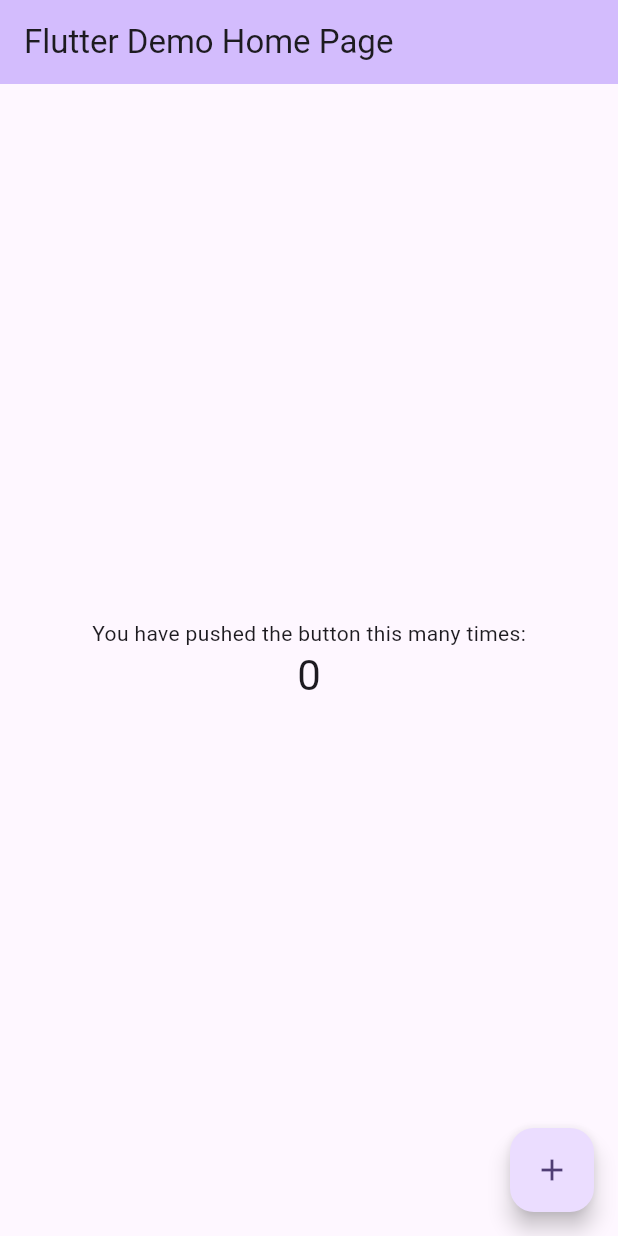
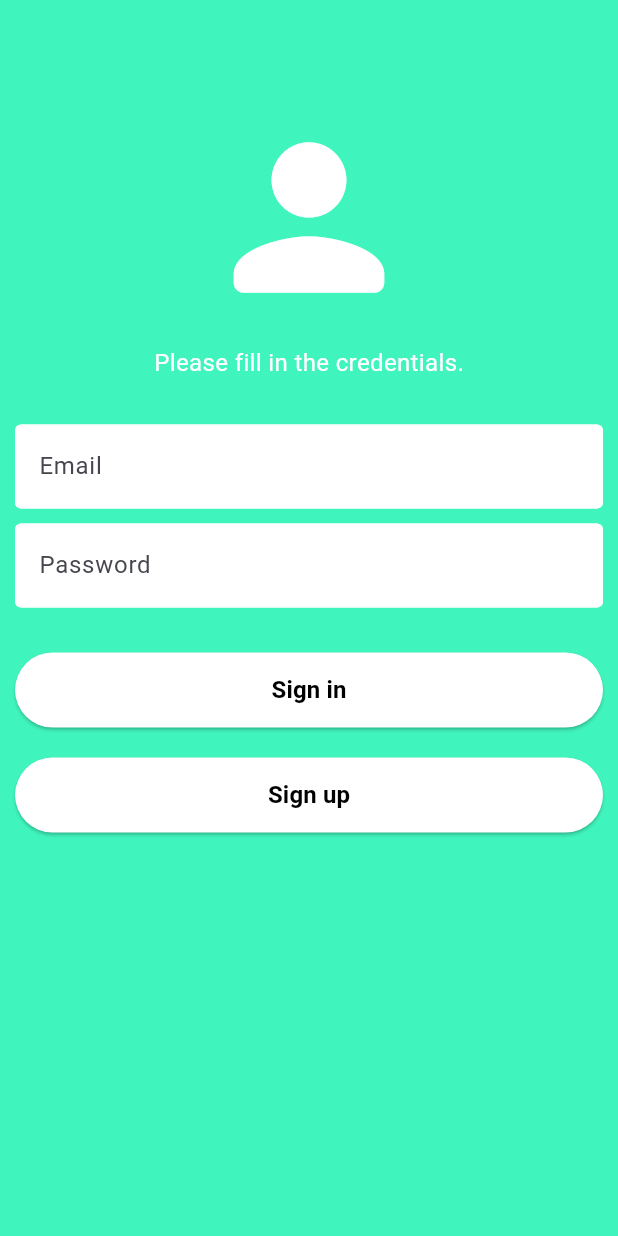
Before and after one commit to avi478478/nitm_hub_, a Flutter app: the screen it shows after launch, on a phone screen of 412 x 824 dp. Run offline on Flutter 3.47's test engine with Material 3 defaults, Android fonts, the phone set to English and light mode, and no system bars; our stand-ins replace firebase_auth, firebase_core; accounts and stored records are empty.

Commit message:
second commit with login page and register page

```diff
--- /dev/null
+++ b/lib/loginpage.dart
@@ -0,0 +1,129 @@
+import 'package:firebase_auth/firebase_auth.dart';
+import 'package:flutter/material.dart';
+import 'package:firebase_core/firebase_core.dart';
+import 'package:nitm_hub/homepage.dart';
+import 'firebase_options.dart';
+import 'registerpage.dart';
+
+class login extends StatefulWidget {
+  const login({super.key});
+
+  @override
+  State<login> createState() => loginState();
+}
+
+class loginState extends State<login> {
+  final _emailController = TextEditingController();
+  final _passwordController = TextEditingController();
+
+  Future signIn() async {
+    await FirebaseAuth.instance.signInWithEmailAndPassword(
+      email: _emailController.text.trim(),
+      password: _passwordController.text.trim(),
+    );
+  }
+
+  @override
+  void dispose() {
+    _emailController.dispose();
+    _passwordController.dispose();
+    super.dispose();
+  }
+
+  @override
+  Widget build(BuildContext context) {
+    return Scaffold(
+      body: Container(
+        decoration: BoxDecoration(
+          image: DecorationImage(
+            image: AssetImage("assets/images/bluecolor.png"),
+            fit: BoxFit.cover,
+          ),
+        ),
+        child: ListView(
+          children: [
+            const SizedBox(height: 70),
+            const Icon(
+              Icons.person_rounded,
+              size: 150,
+              color: Colors.white,
+            ),
+            const SizedBox(height: 10),
+            Center(
+              child: Text(
+                'Please fill in the credentials.',
+                style: TextStyle(color: Colors.white, fontSize: 16),
+              ),
+            ),
+            const SizedBox(height: 20),
+            Padding(
+              padding: EdgeInsets.all(10),
+              child: TextField(
+                controller: _emailController,
+                decoration: InputDecoration(
+                  enabledBorder: OutlineInputBorder(
+                    borderSide: BorderSide(color: Colors.white),
+                  ),
+                  focusedBorder: OutlineInputBorder(
+                      borderSide: BorderSide(color: Colors.white)),
+                  fillColor: Colors.white,
+                  filled: true,
+                  hintText: 'Email',
+                ),
+              ),
+            ),
+            Padding(
+              padding: EdgeInsets.only(left: 10, right: 10),
+              child: TextField(
+                controller: _passwordController,
+                obscureText: true,
+                decoration: InputDecoration(
+                  enabledBorder: OutlineInputBorder(
+                    borderSide: BorderSide(color: Colors.white),
+                  ),
+                  focusedBorder: OutlineInputBorder(
+                      borderSide: BorderSide(color: Colors.white)),
+                  fillColor: Colors.white,
+                  filled: true,
+                  hintText: 'Password',
+                ),
+              ),
+            ),
+            const SizedBox(height: 20),
+            Padding(
+              padding: const EdgeInsets.all(10),
+              child: ElevatedButton(
+                  onPressed: signIn,
+                  style: ElevatedButton.styleFrom(
+                      backgroundColor: Colors.white,
+                      fixedSize: const Size(250, 50)),
+                  child: Text('Sign in',
+                      style: TextStyle(
+                          fontWeight: FontWeight.bold,
+                          color: Colors.black,
+                          fontSize: 16))),
+            ),
+            Padding(
+              padding: EdgeInsets.all(10),
+              child: ElevatedButton(
+                  onPressed: () {
+                    Navigator.push(
+                      context,
+                      MaterialPageRoute(builder: (context) => const register()),
+                    );
+                  },
+                  style: ElevatedButton.styleFrom(
+                      backgroundColor: Colors.white,
+                      fixedSize: const Size(250, 50)),
+                  child: Text('Sign up',
+                      style: TextStyle(
+                          fontWeight: FontWeight.bold,
+                          color: Colors.black,
+                          fontSize: 16))),
+            ),
+          ],
+        ),
+      ),
+    );
+  }
+}
--- a/lib/main.dart
+++ b/lib/main.dart
@@ -1,125 +1,29 @@
 import 'package:flutter/material.dart';
+import 'package:firebase_core/firebase_core.dart';
+import 'package:firebase_core/firebase_core.dart';
+import 'firebase_options.dart';
+import 'package:nitm_hub/mainpage.dart';
+import 'package:nitm_hub/loginpage.dart';
 
-void main() {
-  runApp(const MyApp());
+void main() async {
+  WidgetsFlutterBinding.ensureInitialized();
+
+  await Firebase.initializeApp(
+    options: DefaultFirebaseOptions.currentPlatform,
+  );
+
+  runApp(nitmhub());
 }
 
-class MyApp extends StatelessWidget {
-  const MyApp({super.key});
+class nitmhub extends StatelessWidget {
+  const nitmhub({super.key});
 
   // This widget is the root of your application.
   @override
   Widget build(BuildContext context) {
     return MaterialApp(
-      title: 'Flutter Demo',
-      theme: ThemeData(
-        // This is the theme of your application.
-        //
-        // TRY THIS: Try running your application with "flutter run". You'll see
-        // the application has a blue toolbar. Then, without quitting the app,
-        // try changing the seedColor in the colorScheme below to Colors.green
-        // and then invoke "hot reload" (save your changes or press the "hot
-        // reload" button in a Flutter-supported IDE, or press "r" if you used
-        // the command line to start the app).
-        //
-        // Notice that the counter didn't reset back to zero; the application
-        // state is not lost during the reload. To reset the state, use hot
-        // restart instead.
-        //
-        // This works for code too, not just values: Most code changes can be
-        // tested with just a hot reload.
-        colorScheme: ColorScheme.fromSeed(seedColor: Colors.deepPurple),
-        useMaterial3: true,
-      ),
-      home: const MyHomePage(title: 'Flutter Demo Home Page'),
+      debugShowCheckedModeBanner: false,
+      home: mainpage(),
     );
   }
 }
-
-class MyHomePage extends StatefulWidget {
-  const MyHomePage({super.key, required this.title});
-
-  // This widget is the home page of your application. It is stateful, meaning
-  // that it has a State object (defined below) that contains fields that affect
-  // how it looks.
-
-  // This class is the configuration for the state. It holds the values (in this
-  // case the title) provided by the parent (in this case the App widget) and
-  // used by the build method of the State. Fields in a Widget subclass are
-  // always marked "final".
-
-  final String title;
-
-  @override
-  State<MyHomePage> createState() => _MyHomePageState();
-}
-
-class _MyHomePageState extends State<MyHomePage> {
-  int _counter = 0;
-
-  void _incrementCounter() {
-    setState(() {
-      // This call to setState tells the Flutter framework that something has
-      // changed in this State, which causes it to rerun the build method below
-      // so that the display can reflect the updated values. If we changed
-      // _counter without calling setState(), then the build method would not be
-      // called again, and so nothing would appear to happen.
-      _counter++;
-    });
-  }
-
-  @override
-  Widget build(BuildContext context) {
-    // This method is rerun every time setState is called, for instance as done
-    // by the _incrementCounter method above.
-    //
-    // The Flutter framework has been optimized to make rerunning build methods
-    // fast, so that you can just rebuild anything that needs updating rather
-    // than having to individually change instances of widgets.
-    return Scaffold(
-      appBar: AppBar(
-        // TRY THIS: Try changing the color here to a specific color (to
-        // Colors.amber, perhaps?) and trigger a hot reload to see the AppBar
-        // change color while the other colors stay the same.
-        backgroundColor: Theme.of(context).colorScheme.inversePrimary,
-        // Here we take the value from the MyHomePage object that was created by
-        // the App.build method, and use it to set our appbar title.
-        title: Text(widget.title),
-      ),
-      body: Center(
-        // Center is a layout widget. It takes a single child and positions it
-        // in the middle of the parent.
-        child: Column(
-          // Column is also a layout widget. It takes a list of children and
-          // arranges them vertically. By default, it sizes itself to fit its
-          // children horizontally, and tries to be as tall as its parent.
-          //
-          // Column has various properties to control how it sizes itself and
-          // how it positions its children. Here we use mainAxisAlignment to
-          // center the children vertically; the main axis here is the vertical
-          // axis because Columns are vertical (the cross axis would be
-          // horizontal).
-          //
-          // TRY THIS: Invoke "debug painting" (choose the "Toggle Debug Paint"
-          // action in the IDE, or press "p" in the console), to see the
-          // wireframe for each widget.
-          mainAxisAlignment: MainAxisAlignment.center,
-          children: <Widget>[
-            const Text(
-              'You have pushed the button this many times:',
-            ),
-            Text(
-              '$_counter',
-              style: Theme.of(context).textTheme.headlineMedium,
-            ),
-          ],
-        ),
-      ),
-      floatingActionButton: FloatingActionButton(
-        onPressed: _incrementCounter,
-        tooltip: 'Increment',
-        child: const Icon(Icons.add),
-      ), // This trailing comma makes auto-formatting nicer for build methods.
-    );
-  }
-}
--- /dev/null
+++ b/lib/mainpage.dart
@@ -0,0 +1,29 @@
+import 'package:firebase_auth/firebase_auth.dart';
+import 'package:flutter/material.dart';
+import 'package:nitm_hub/homepage.dart';
+import 'package:nitm_hub/loginpage.dart';
+import 'firebase_options.dart';
+import 'package:nitm_hub/homepage.dart';
+import 'package:nitm_hub/mainpage.dart';
+
+
+
+class mainpage extends StatelessWidget {
+  const mainpage({super.key});
+
+  @override
+  Widget build(BuildContext context) {
+    return Scaffold(
+      body: StreamBuilder<User?>(
+        stream: FirebaseAuth.instance.authStateChanges(),
+        builder: (context, snapshot) {
+          if (snapshot.hasData) {
+            return Homepage();
+          } else {
+            return login();
+          }
+        },
+      ),
+    );
+  }
+}
```
Also changed, not shown: lib/homepage.dart (added, +26 -0 lines), lib/registerpage.dart (added, +148 -0 lines), pubspec.yaml (+4 -3 lines), assets/images/bluecolor.png (added), lib/firebase_options.dart (added), pubspec.lock, 9 other files.
